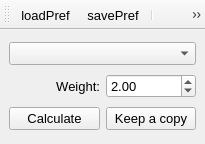
Qt form UIs/nInterpolatePath.ui (NeutrinoToolkit/Neutrino) before a commit.
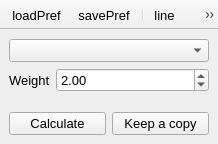
The same form after that commit. Icons and pictures are not drawn.

Diff of the .ui file:
```diff
--- a/UIs/nInterpolatePath.ui
+++ b/UIs/nInterpolatePath.ui
@@ -6,7 +6,7 @@
    <rect>
     <x>0</x>
     <y>0</y>
-    <width>205</width>
+    <width>218</width>
     <height>144</height>
    </rect>
   </property>
@@ -22,9 +22,6 @@
    <bool>true</bool>
   </property>
   <widget class="QWidget" name="centralwidget">
-   <property name="layoutDirection">
-    <enum>Qt::LeftToRight</enum>
-   </property>
    <layout class="QGridLayout" name="gridLayout">
     <item row="0" column="0" colspan="2">
      <widget class="QComboBox" name="image">
@@ -38,7 +35,22 @@
       </property>
      </widget>
     </item>
-    <item row="1" column="0">
+    <item row="1" column="0" colspan="2">
+     <widget class="QWidget" name="widget" native="true">
+      <layout class="QFormLayout" name="formLayout">
+       <property name="leftMargin">
+        <number>0</number>
+       </property>
+       <property name="topMargin">
+        <number>0</number>
+       </property>
+       <property name="rightMargin">
+        <number>0</number>
+       </property>
+       <property name="bottomMargin">
+        <number>0</number>
+       </property>
+       <item row="0" column="0">
      <widget class="QLabel" name="label">
       <property name="font">
        <font>
@@ -46,14 +58,11 @@
        </font>
       </property>
       <property name="text">
-       <string>Weight:</string>
-      </property>
-      <property name="alignment">
-       <set>Qt::AlignRight|Qt::AlignTrailing|Qt::AlignVCenter</set>
+          <string>Weight</string>
       </property>
      </widget>
     </item>
-    <item row="1" column="1">
+       <item row="0" column="1">
      <widget class="QDoubleSpinBox" name="weight">
       <property name="value">
        <double>2.000000000000000</double>
@@ -63,6 +72,9 @@
       </property>
      </widget>
     </item>
+      </layout>
+     </widget>
+    </item>
     <item row="2" column="0">
      <widget class="QPushButton" name="doIt">
       <property name="font">
@@ -93,6 +105,9 @@
    <property name="windowTitle">
     <string>toolBar</string>
    </property>
+   <property name="movable">
+    <bool>false</bool>
+   </property>
    <property name="iconSize">
     <size>
      <width>20</width>
```
Left out of the diff: 4 changed lines with no effect on the pictures. Lines whose indentation alone changed are shown as unchanged.
